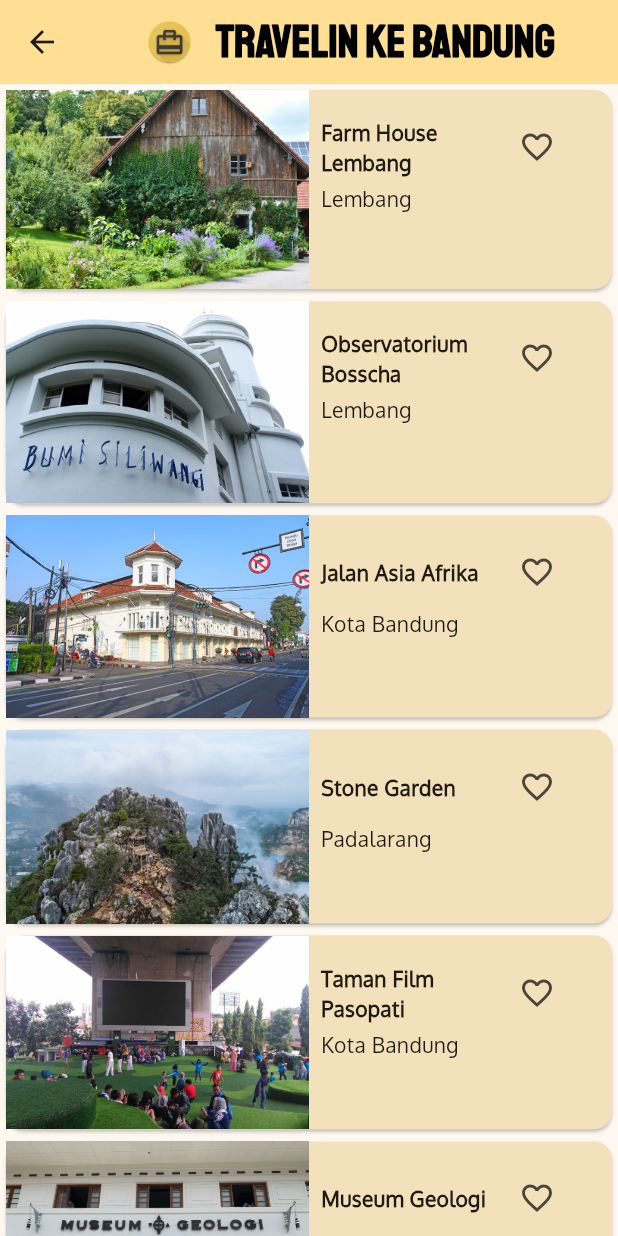
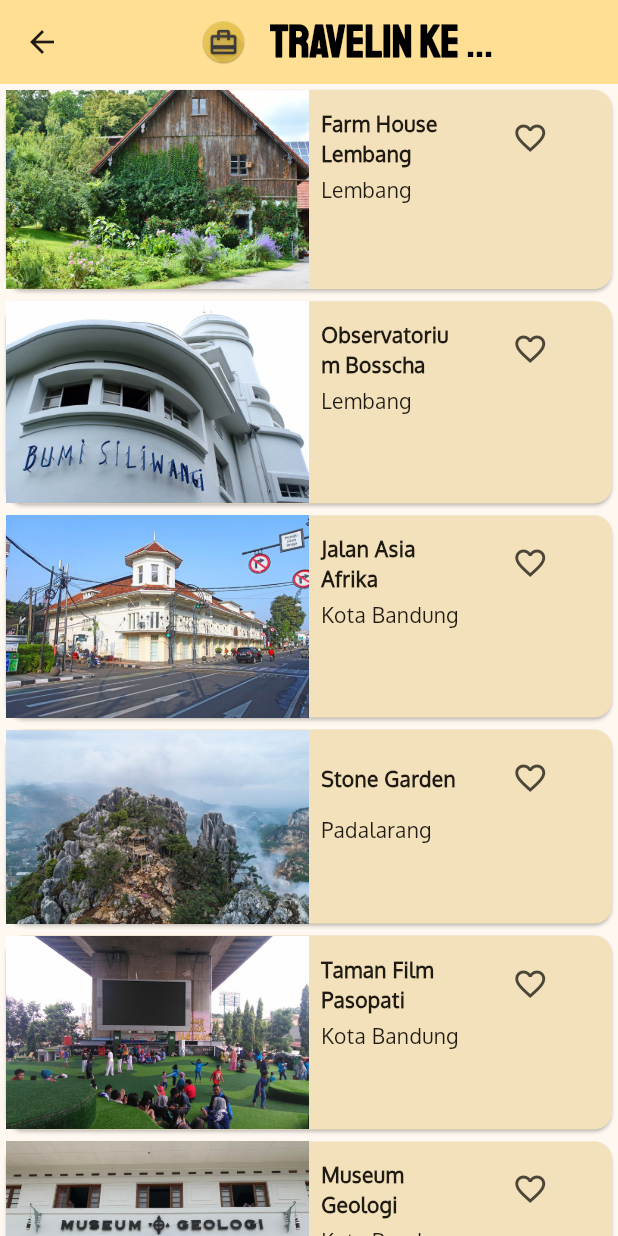
Before and after one commit to darusdc/travelin, a Flutter app: the PlacelistScreen screen opened directly, on a phone screen of 412 x 824 dp. Run offline on Flutter 3.47's test engine with Material 2 defaults, Android fonts, the phone set to English and light mode, and no system bars; our stand-ins replace card_swiper; network calls fail.

Commit message:
fix: overflow all screen

```diff
--- a/lib/screens/place_list_screen.dart
+++ b/lib/screens/place_list_screen.dart
@@ -22,20 +22,26 @@ class PlacelistScreen extends StatelessWidget {
             crossAxisAlignment: CrossAxisAlignment.center,
             mainAxisAlignment: MainAxisAlignment.center,
             children: [
-              Image.asset(
+              Flexible(
+                child: Image.asset(
                   'assets/images/favicon.png',
                   width: 30,
+                ),
               ),
               const SizedBox(
                 width: 16,
               ),
-              Text(
+              Flexible(
+                child: Center(
+                  child: Text(
                     "TravelIn ke $city",
                     style: const TextStyle(
                         color: Colors.black,
                         fontSize: 30,
                         fontWeight: FontWeight.bold,
                         fontFamily: 'Staatliches'),
+                  ),
+                ),
               )
             ],
           ),
@@ -84,6 +90,7 @@ class _TouristPlaceListState extends State<TouristPlaceList> {
   @override
   Widget build(BuildContext context) {
     return ListView.builder(
+      shrinkWrap: true,
       itemBuilder: (context, index) {
         final TourismPlace place = widget.cityData[index];
         return InkWell(
@@ -114,14 +121,10 @@ class _TouristPlaceListState extends State<TouristPlaceList> {
                       crossAxisAlignment: CrossAxisAlignment.start,
                       mainAxisSize: MainAxisSize.min,
                       children: [
-                        const SizedBox(
-                          height: 6,
-                        ),
                         Row(
                           mainAxisAlignment: MainAxisAlignment.start,
                           children: [
-                            Container(
-                              width: 120,
+                            Expanded(
                               child: Text(
                                 place.name,
                                 style: const TextStyle(
@@ -129,12 +132,14 @@ class _TouristPlaceListState extends State<TouristPlaceList> {
                                     fontFamily: "Oxygen"),
                               ),
                             ),
-                            IconButton(
+                            Expanded(
+                              child: IconButton(
                                   onPressed: () => favoriteClick(place),
                                   icon: place.isFavorite
                                       ? const Icon(Icons.favorite,
                                           color: Colors.red)
-                                    : const Icon(Icons.favorite_border))
+                                      : const Icon(Icons.favorite_border)),
+                            )
                           ],
                         ),
                         Text(
@@ -233,7 +238,8 @@ class _TouristPlaceGridState extends State<TouristPlaceGrid> {
                                       color: Colors.red,
                                     )
                                   : const Icon(Icons.favorite_border)),
-                          Text(
+                          Flexible(
+                            child: Text(
                               e.location,
                               style: TextStyle(
                                   color: Theme.of(context)
@@ -242,6 +248,7 @@ class _TouristPlaceGridState extends State<TouristPlaceGrid> {
                                   fontSize: 16,
                                   fontWeight: FontWeight.bold,
                                   fontFamily: "Oxygen"),
+                            ),
                           ),
                         ],
                       ),
```
Also changed, not shown: lib/screens/main_screen.dart (+41 -29 lines), lib/screens/place_detail_screen.dart (+15 -6 lines). Lines whose indentation alone changed are shown as unchanged.
